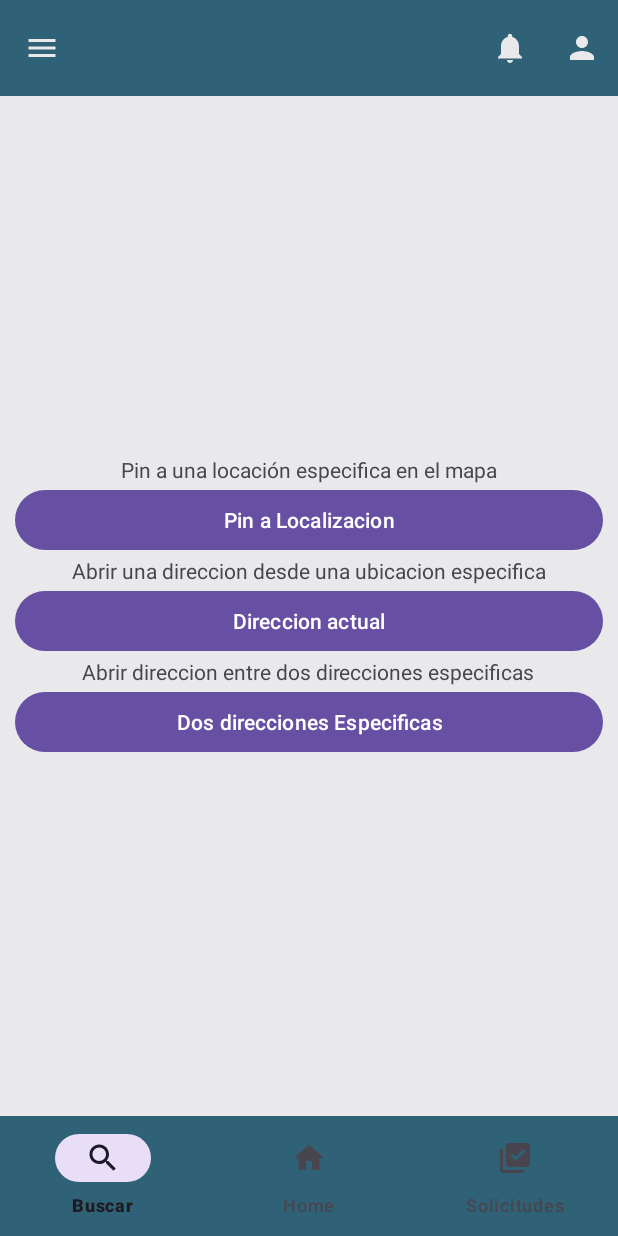
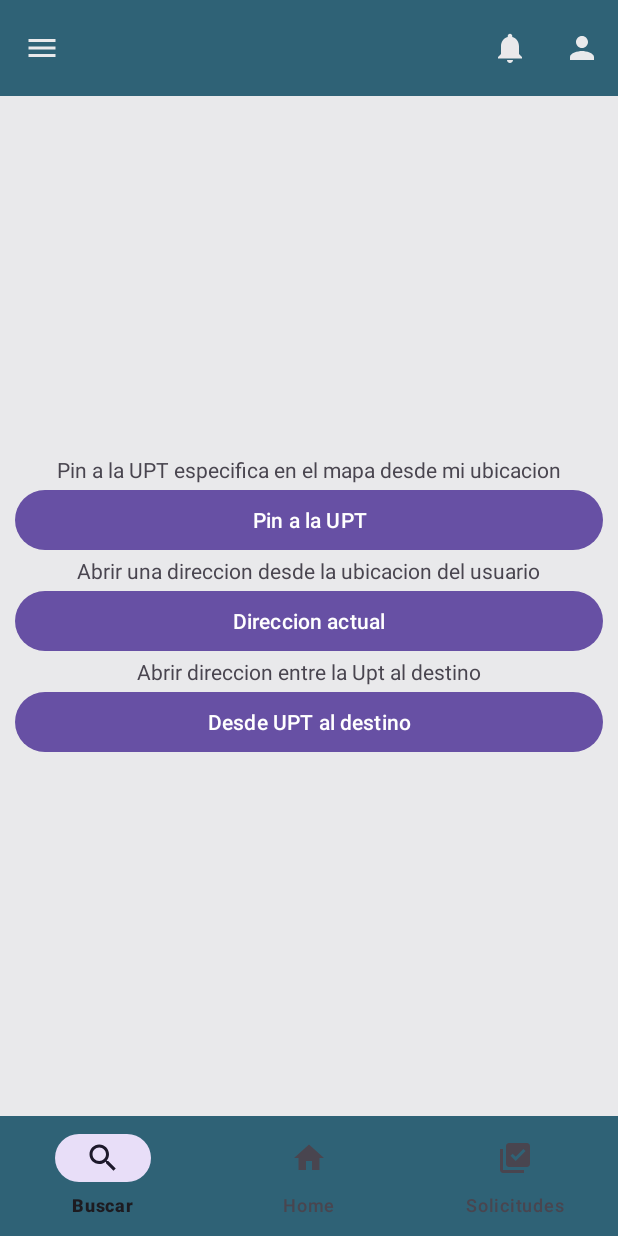
Before and after one commit to JairoAlan/EduXploraAndroid, an Android app: the fragment localizaciongps placed in its activity, on a phone screen of 412 x 824 dp. Run offline under Robolectric (Android 15) with nearby library versions, the phone set to English and light mode, and no system bars; network calls fail.

Commit message:
Cambios a fragment_localizaciongps

```diff
--- a/app/src/main/java/com/example/eduxplorap/localizaciongps.java
+++ b/app/src/main/java/com/example/eduxplorap/localizaciongps.java
@@ -77,7 +77,7 @@ public class localizaciongps extends Fragment {
             public void onClick(View v) {
                 latitud = "20.1352722";
                 longitud = "-98.383043";
-                pinLocationMap(latitudUno,longitudUno);
+                pinLocationMap(latitud,longitud);
             }
         });
 
--- a/app/src/main/res/layout/fragment_localizaciongps.xml
+++ b/app/src/main/res/layout/fragment_localizaciongps.xml
@@ -20,18 +20,18 @@
         <TextView
             android:layout_width="wrap_content"
             android:layout_height="wrap_content"
-            android:text="Pin a una locación especifica en el mapa"/>
+            android:text="Pin a la UPT especifica en el mapa desde mi ubicacion"/>
 
         <com.google.android.material.button.MaterialButton
             android:layout_width="match_parent"
             android:layout_height="wrap_content"
             android:id="@+id/BtnpinLocacion"
-            android:text="Pin a Localizacion"/>
+            android:text="Pin a la UPT"/>
 
         <TextView
             android:layout_width="wrap_content"
             android:layout_height="wrap_content"
-            android:text="Abrir una direccion desde una ubicacion especifica"/>
+            android:text="Abrir una direccion desde la ubicacion del usuario"/>
 
         <com.google.android.material.button.MaterialButton
             android:layout_width="match_parent"
@@ -42,13 +42,13 @@
         <TextView
             android:layout_width="wrap_content"
             android:layout_height="wrap_content"
-            android:text="Abrir direccion entre dos direcciones especificas"/>
+            android:text="Abrir direccion entre la Upt al destino"/>
 
         <com.google.android.material.button.MaterialButton
             android:layout_width="match_parent"
             android:layout_height="wrap_content"
             android:id="@+id/BtnDireccionDos"
-            android:text="Dos direcciones Especificas"/>
+            android:text="Desde UPT al destino"/>
 
     </LinearLayout>
 
```
